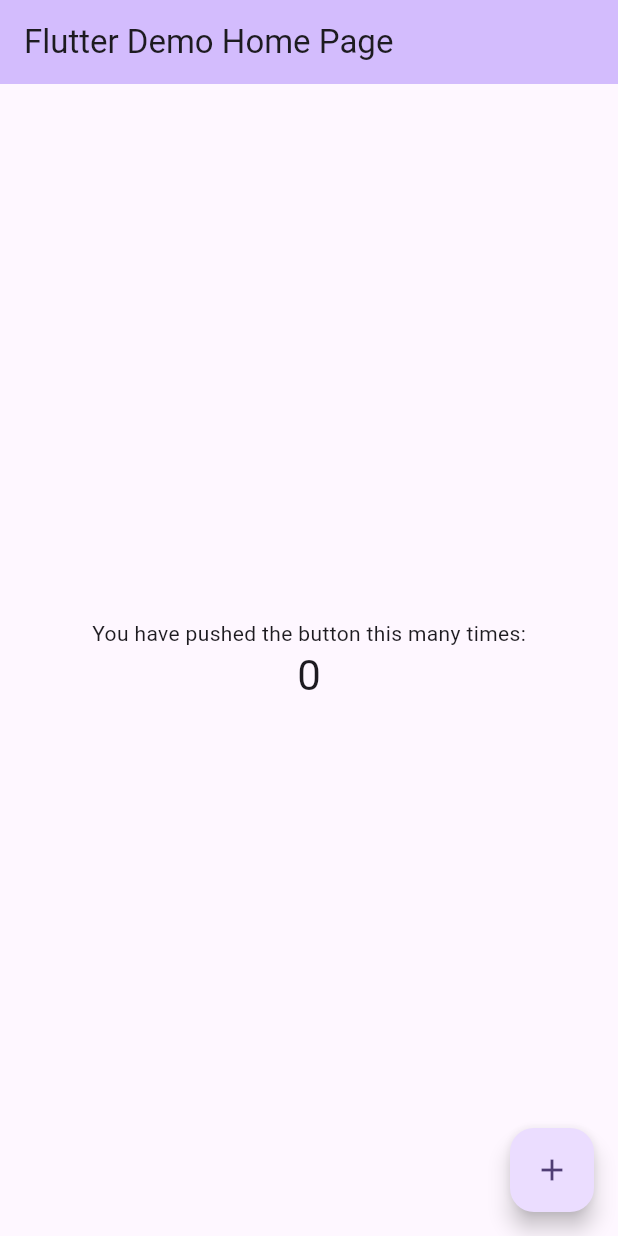
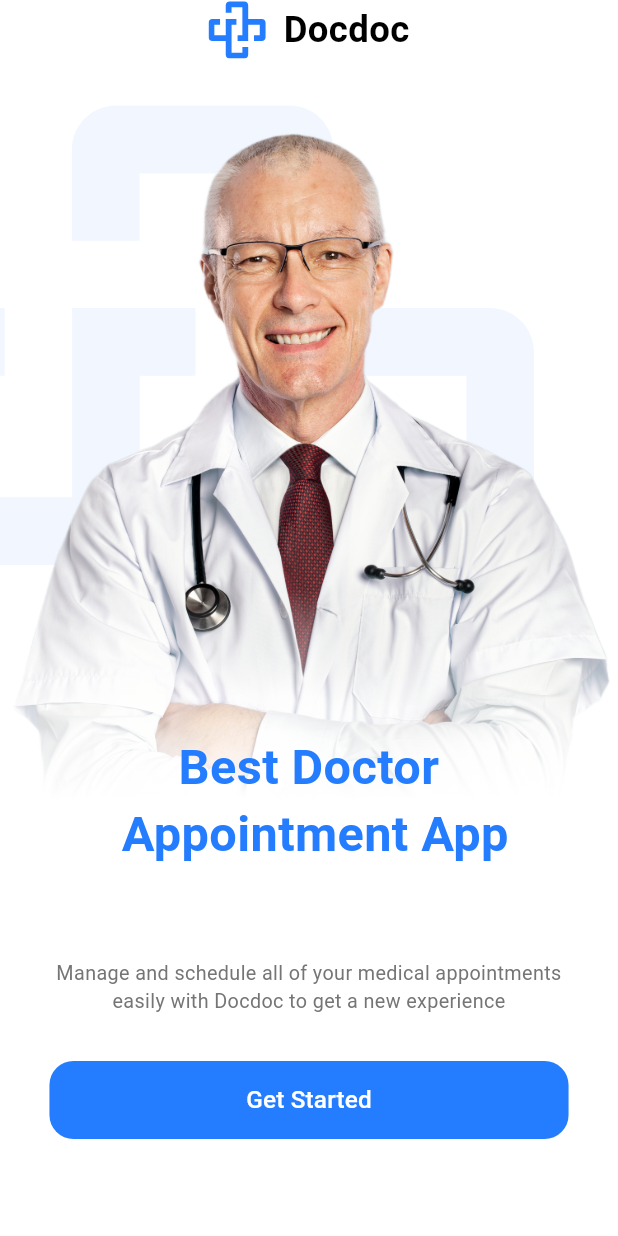
Before and after one commit to mahmoudKorany/docdoc, a Flutter app: the screen it shows after launch, on a phone screen of 412 x 824 dp. Run offline on Flutter 3.47's test engine with Material 3 defaults, Android fonts, the phone set to English and light mode, and no system bars; our stand-ins replace flutter_screenutil, flutter_svg.

Commit message:
-add svgs and images -add dependency flutter svg and screenutil -testing file edited -install app router -some extentions in context -add coloers helper -add style constants

```diff
--- /dev/null
+++ b/lib/core/helpers/extentions.dart
@@ -0,0 +1,20 @@
+import 'package:flutter/widgets.dart';
+
+extension Navigation on BuildContext {
+  Future<dynamic> pushNamed(String routeName, {Object? arguments}) {
+    return Navigator.of(this).pushNamed(routeName, arguments: arguments);
+  }
+
+  Future<dynamic> pushReplacementNamed(String routeName, {Object? arguments}) {
+    return Navigator.of(this)
+        .pushReplacementNamed(routeName, arguments: arguments);
+  }
+
+  Future<dynamic> pushNamedAndRemoveUntil(String routeName,
+      {Object? arguments, required RoutePredicate predicate}) {
+    return Navigator.of(this)
+        .pushNamedAndRemoveUntil(routeName, predicate, arguments: arguments);
+  }
+
+  void pop() => Navigator.of(this).pop();
+}
--- /dev/null
+++ b/lib/core/routing/app_router.dart
@@ -0,0 +1,27 @@
+import 'package:docdoc/core/routing/routs.dart';
+import 'package:docdoc/features/login/ui/screens/login_screen.dart';
+import 'package:docdoc/features/onboarding_screen/onboarding_screen.dart';
+import 'package:flutter/material.dart';
+class AppRouter {
+  Route generateRoute(RouteSettings settings) {
+    final argument = settings.arguments;
+    switch (settings.name) {
+      case Routes.onBoardingScreen:
+        return MaterialPageRoute(
+          builder: (_) => const OnboardingScreen(),
+        );
+      case Routes.loginScreen:
+        return MaterialPageRoute(
+          builder: (_) => const LoginScreen(),
+        );
+      default:
+        return MaterialPageRoute(
+          builder: (_) => Scaffold(
+            body: Center(
+              child: Text('No route defined for ${settings.name}'),
+            ),
+          ),
+        );
+    }
+  }
+}
--- /dev/null
+++ b/lib/core/routing/routs.dart
@@ -0,0 +1,4 @@
+class Routes {
+  static const String onBoardingScreen = '/onBoardingScreen';
+  static const String loginScreen = '/loginScreen';
+}
--- /dev/null
+++ b/lib/core/themes/colors.dart
@@ -0,0 +1,6 @@
+import 'package:flutter/material.dart';
+
+class ColorsManager {
+  static const Color mainBlue = Color(0xFF247CFF);
+  static const Color gray = Color(0xFF757575);
+}
--- /dev/null
+++ b/lib/core/themes/font_weight_helper.dart
@@ -0,0 +1,12 @@
+import 'package:flutter/material.dart';
+
+class FontWeightHelper {
+  static const FontWeight thin = FontWeight.w100;
+  static const FontWeight extraLight = FontWeight.w200;
+  static const FontWeight light = FontWeight.w300;
+  static const FontWeight regular = FontWeight.w400;
+  static const FontWeight medium = FontWeight.w500;
+  static const FontWeight semiBold = FontWeight.w600;
+  static const FontWeight bold = FontWeight.w700;
+  static const FontWeight extraBold = FontWeight.w800;
+}
--- /dev/null
+++ b/lib/core/themes/styles.dart
@@ -0,0 +1,66 @@
+import 'package:docdoc/core/themes/colors.dart';
+import 'package:docdoc/core/themes/font_weight_helper.dart';
+import 'package:flutter/material.dart';
+import 'package:flutter_screenutil/flutter_screenutil.dart';
+
+class TextStyles {
+  static TextStyle font24BlackBold = TextStyle(
+    fontSize: 24.sp,
+    fontWeight: FontWeightHelper.bold,
+    color: Colors.black,
+  );
+
+  static TextStyle font32BlueBold = TextStyle(
+    fontSize: 32.sp,
+    fontWeight: FontWeightHelper.bold,
+    color: ColorsManager.mainBlue,
+  );
+
+  static TextStyle font13BlueSemiBold = TextStyle(
+    fontSize: 13.sp,
+    fontWeight: FontWeightHelper.semiBold,
+    color: ColorsManager.mainBlue,
+  );
+
+  static TextStyle font24BlueBold = TextStyle(
+    fontSize: 24.sp,
+    fontWeight: FontWeightHelper.bold,
+    color: ColorsManager.mainBlue,
+  );
+
+  static TextStyle font16WhiteSemiBold = TextStyle(
+    fontSize: 16.sp,
+    fontWeight: FontWeightHelper.semiBold,
+    color: Colors.white,
+  );
+
+  static TextStyle font13GrayRegular = TextStyle(
+    fontSize: 13.sp,
+    fontWeight: FontWeightHelper.regular,
+    color: ColorsManager.gray,
+  );
+
+  static TextStyle font13BlueRegular = TextStyle(
+    fontSize: 13.sp,
+    fontWeight: FontWeightHelper.regular,
+    color: ColorsManager.mainBlue,
+  );
+
+  static TextStyle font14GrayRegular = TextStyle(
+    fontSize: 14.sp,
+    fontWeight: FontWeightHelper.regular,
+    color: ColorsManager.gray,
+  );
+
+  static TextStyle font16WhiteMedium = TextStyle(
+    fontSize: 16.sp,
+    fontWeight: FontWeightHelper.medium,
+    color: Colors.white,
+  );
+
+  static TextStyle font14BlueSemiBold = TextStyle(
+    fontSize: 14.sp,
+    fontWeight: FontWeightHelper.semiBold,
+    color: ColorsManager.mainBlue,
+  );
+}
--- /dev/null
+++ b/lib/doc_app.dart
@@ -0,0 +1,28 @@
+import 'package:docdoc/core/routing/app_router.dart';
+import 'package:docdoc/core/routing/routs.dart';
+import 'package:docdoc/core/themes/colors.dart';
+import 'package:flutter/material.dart';
+import 'package:flutter_screenutil/flutter_screenutil.dart';
+
+class DocApp extends StatelessWidget {
+  final AppRouter appRouter;
+  const DocApp({super.key, required this.appRouter});
+
+  @override
+  Widget build(BuildContext context) {
+    return ScreenUtilInit(
+        designSize: const Size(375, 812),
+        minTextAdapt: true,
+        child: MaterialApp(
+          title: 'Doc App',
+          theme: ThemeData(
+            primaryColor: ColorsManager.mainBlue,
+            scaffoldBackgroundColor: Colors.white,
+          ),
+          debugShowCheckedModeBanner: false,
+          initialRoute: Routes.onBoardingScreen,
+          onGenerateRoute: appRouter.generateRoute,
+        )
+    );
+  }
+}
--- /dev/null
+++ b/lib/features/login/ui/screens/login_screen.dart
@@ -0,0 +1,16 @@
+import 'package:flutter/material.dart';
+
+class LoginScreen extends StatelessWidget {
+  const LoginScreen({super.key});
+
+  @override
+  Widget build(BuildContext context) {
+    return Scaffold(
+      body: Center(
+        child: Text(
+          'Login Screen',
+        ) ,
+      ),
+    );
+  }
+}
--- /dev/null
+++ b/lib/features/onboarding_screen/onboarding_screen.dart
@@ -0,0 +1,44 @@
+import 'package:docdoc/core/themes/styles.dart';
+import 'package:flutter/material.dart';
+import 'package:flutter_screenutil/flutter_screenutil.dart';
+
+import 'widgets/doc_logo_and_name.dart';
+import 'widgets/doctor_image_and_text.dart';
+import 'widgets/get_started_button.dart';
+
+class OnboardingScreen extends StatelessWidget {
+  const OnboardingScreen({super.key});
+
+  @override
+  Widget build(BuildContext context) {
+    return Scaffold(
+      body: SingleChildScrollView(
+        child: SafeArea(
+          child: Column(
+            children:
+            [
+              const DocLogoAndName(),
+              SizedBox(height: 30.h,),
+              const DoctorImageAndText(),
+              SizedBox(height: 30.h,),
+              Padding(
+                padding:  EdgeInsets.symmetric(horizontal: 30.w,),
+                child: Column(
+                  children: [
+                    Text(
+                      'Manage and schedule all of your medical appointments easily with Docdoc to get a new experience',
+                      style: TextStyles.font13GrayRegular,
+                      textAlign: TextAlign.center,
+                    ),
+                    const SizedBox(height: 30,),
+                    const GetStartedButton(),
+                  ],
+                ),
+              ),
+            ],
+          ),
+        ),
+      ),
+    );
+  }
+}
--- /dev/null
+++ b/lib/features/onboarding_screen/widgets/doc_logo_and_name.dart
@@ -0,0 +1,28 @@
+import 'package:flutter/material.dart';
+import 'package:flutter_screenutil/flutter_screenutil.dart';
+import 'package:flutter_svg/flutter_svg.dart';
+
+import '../../../core/themes/styles.dart';
+
+class DocLogoAndName extends StatelessWidget {
+  const DocLogoAndName({super.key});
+
+  @override
+  Widget build(BuildContext context) {
+    return Row(
+      mainAxisAlignment: MainAxisAlignment.center,
+      children: [
+        SvgPicture.asset(
+          'assets/svgs/docdoc_logo.svg',
+        ),
+        SizedBox(
+          width: 10.w,
+        ),
+        Text(
+          'Docdoc',
+          style: TextStyles.font24BlackBold,
+        )
+      ]
+    );
+  }
+}
--- /dev/null
+++ b/lib/features/onboarding_screen/widgets/doctor_image_and_text.dart
@@ -0,0 +1,44 @@
+import 'package:flutter/material.dart';
+import 'package:flutter_screenutil/flutter_screenutil.dart';
+import 'package:flutter_svg/flutter_svg.dart';
+
+import '../../../core/themes/styles.dart';
+
+class DoctorImageAndText extends StatelessWidget {
+  const DoctorImageAndText({super.key});
+
+  @override
+  Widget build(BuildContext context) {
+    return Stack(
+      children: [
+        SvgPicture.asset('assets/svgs/docdoc_logo_low_opacity.svg'),
+        Container(
+          foregroundDecoration: BoxDecoration(
+            gradient: LinearGradient(
+              colors: [
+                Colors.white,
+                Colors.white.withOpacity(0.0),
+              ],
+              begin: Alignment.bottomCenter,
+              end: Alignment.topCenter,
+              stops: const [0.14, 0.4],
+            ),
+          ),
+          child: Image.asset('assets/images/onboarding_doctor.png'),
+        ),
+        Positioned(
+          bottom: 30.h,
+          left: 0,
+          right: 0,
+          child: Text(
+            'Best Doctor\n Appointment App',
+            textAlign: TextAlign.center,
+            style: TextStyles.font32BlueBold.copyWith(
+              height: 1.4,
+            ),
+          ),
+        )
+      ],
+    );
+  }
+}
--- /dev/null
+++ b/lib/features/onboarding_screen/widgets/get_started_button.dart
@@ -0,0 +1,35 @@
+import 'package:docdoc/core/helpers/extentions.dart';
+import 'package:flutter/material.dart';
+
+import '../../../core/routing/routs.dart';
+import '../../../core/themes/colors.dart';
+import '../../../core/themes/styles.dart';
+
+class GetStartedButton extends StatelessWidget {
+  const GetStartedButton({super.key});
+
+  @override
+  Widget build(BuildContext context) {
+    return Column(
+      children: [
+        TextButton(
+          onPressed: ()
+          {
+            context.pushNamed(Routes.loginScreen);
+          },
+          style: ButtonStyle(
+            backgroundColor: MaterialStateProperty.all(ColorsManager.mainBlue),
+            tapTargetSize: MaterialTapTargetSize.shrinkWrap,
+            minimumSize: MaterialStateProperty.all(const Size(double.infinity, 52)),
+            shape: MaterialStateProperty.all(
+              RoundedRectangleBorder(
+                borderRadius: BorderRadius.circular(16),
+              )
+            )
+          ),
+          child: Text('Get Started', style: TextStyles.font16WhiteMedium,),
+        ),
+      ],
+    );
+  }
+}
--- a/lib/main.dart
+++ b/lib/main.dart
@@ -1,127 +1,10 @@
+import 'package:docdoc/doc_app.dart';
 import 'package:flutter/material.dart';
+import 'package:flutter_screenutil/flutter_screenutil.dart';
+import 'core/routing/app_router.dart';
 
-void main() {
-  runApp(const MyApp());
+void main() async{
+  await ScreenUtil.ensureScreenSize();
+  runApp(DocApp(appRouter: AppRouter(),
+  ));
 }
-
-class MyApp extends StatelessWidget {
-  const MyApp({super.key});
-
-  // This widget is the root of your application.
-  @override
-  Widget build(BuildContext context) {
-    return MaterialApp(
-      title: 'Flutter Demo',
-      theme: ThemeData(
-        // This is the theme of your application.
-        //
-
-        // A widget which will be started on application startup
-        // TRY THIS: Try running your application with "flutter run". You'll see
-        // the application has a blue toolbar. Then, without quitting the app,
-        // try changing the seedColor in the colorScheme below to Colors.green
-        // and then invoke "hot reload" (save your changes or press the "hot
-        // reload" button in a Flutter-supported IDE, or press "r" if you used
-        // the command line to start the app).
-        //
-        // Notice that the counter didn't reset back to zero; the application
-        // state is not lost during the reload. To reset the state, use hot
-        // restart instead.
-        //
-        // This works for code too, not just values: Most code changes can be
-        // tested with just a hot reload.
-        colorScheme: ColorScheme.fromSeed(seedColor: Colors.deepPurple),
-        useMaterial3: true,
-      ),
-      home: const MyHomePage(title: 'Flutter Demo Home Page'),
-    );
-  }
-}
-
-class MyHomePage extends StatefulWidget {
-  const MyHomePage({super.key, required this.title});
-
-  // This widget is the home page of your application. It is stateful, meaning
-  // that it has a State object (defined below) that contains fields that affect
-  // how it looks.
-
-  // This class is the configuration for the state. It holds the values (in this
-  // case the title) provided by the parent (in this case the App widget) and
-  // used by the build method of the State. Fields in a Widget subclass are
-  // always marked "final".
-
-  final String title;
-
-  @override
-  State<MyHomePage> createState() => _MyHomePageState();
-}
-
-class _MyHomePageState extends State<MyHomePage> {
-  int _counter = 0;
-
-  void _incrementCounter() {
-    setState(() {
-      // This call to setState tells the Flutter framework that something has
-      // changed in this State, which causes it to rerun the build method below
-      // so that the display can reflect the updated values. If we changed
-      // _counter without calling setState(), then the build method would not be
-      // called again, and so nothing would appear to happen.
-      _counter++;
-    });
-  }
-
-  @override
-  Widget build(BuildContext context) {
-    // This method is rerun every time setState is called, for instance as done
-    // by the _incrementCounter method above.
-    //
-    // The Flutter framework has been optimized to make rerunning build methods
-    // fast, so that you can just rebuild anything that needs updating rather
-    // than having to individually change instances of widgets.
-    return Scaffold(
-      appBar: AppBar(
-        // TRY THIS: Try changing the color here to a specific color (to
-        // Colors.amber, perhaps?) and trigger a hot reload to see the AppBar
-        // change color while the other colors stay the same.
-        backgroundColor: Theme.of(context).colorScheme.inversePrimary,
-        // Here we take the value from the MyHomePage object that was created by
-        // the App.build method, and use it to set our appbar title.
-        title: Text(widget.title),
-      ),
-      body: Center(
-        // Center is a layout widget. It takes a single child and positions it
-        // in the middle of the parent.
-        child: Column(
-          // Column is also a layout widget. It takes a list of children and
-          // arranges them vertically. By default, it sizes itself to fit its
-          // children horizontally, and tries to be as tall as its parent.
-          //
-          // Column has various properties to control how it sizes itself and
-          // how it positions its children. Here we use mainAxisAlignment to
-          // center the children vertically; the main axis here is the vertical
-          // axis because Columns are vertical (the cross axis would be
-          // horizontal).
-          //
-          // TRY THIS: Invoke "debug painting" (choose the "Toggle Debug Paint"
-          // action in the IDE, or press "p" in the console), to see the
-          // wireframe for each widget.
-          mainAxisAlignment: MainAxisAlignment.center,
-          children: <Widget>[
-            const Text(
-              'You have pushed the button this many times:',
-            ),
-            Text(
-              '$_counter',
-              style: Theme.of(context).textTheme.headlineMedium,
-            ),
-          ],
-        ),
-      ),
-      floatingActionButton: FloatingActionButton(
-        onPressed: _incrementCounter,
-        tooltip: 'Increment',
-        child: const Icon(Icons.add),
-      ), // This trailing comma makes auto-formatting nicer for build methods.
-    );
-  }
-}
```
Also changed, not shown: pubspec.yaml (+29 -3 lines), assets/images/onboarding_doctor.png (added), assets/images/splash.png (added), assets/svgs/docdoc_logo.svg (added), assets/svgs/docdoc_logo_low_opacity.svg (added), pubspec.lock, 1 other file.
